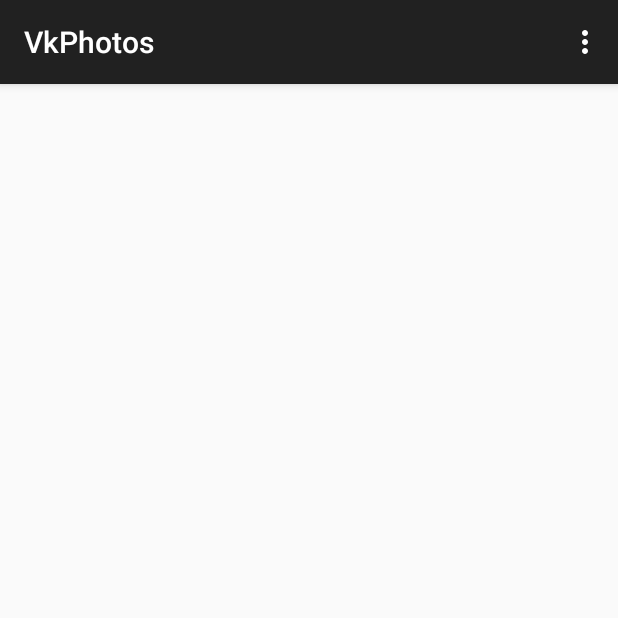
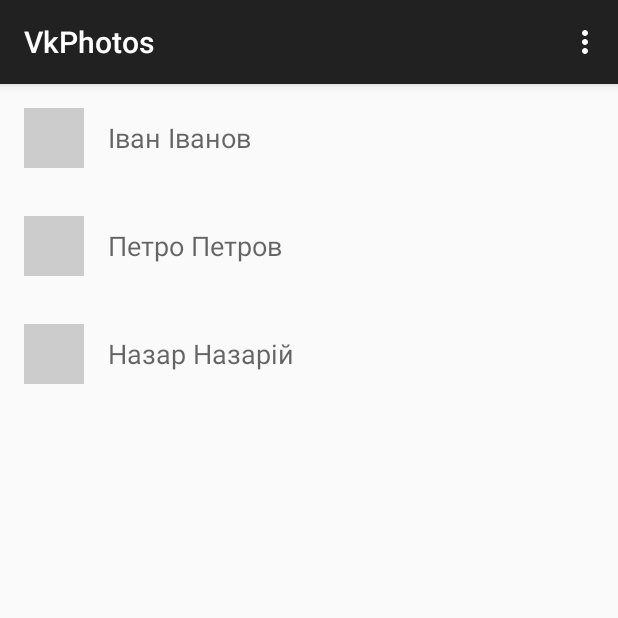
Before and after one commit to cerelice/vk_photos, an Android app: the fragment FriendListFragment placed in its activity, on a phone screen of 412 x 824 dp, the top half of it. Run offline under Robolectric (Android 15) with nearby library versions, the phone set to English and light mode, and no system bars; libraries missing offline, so code that uses them is left out: de.greenrobot.event; 1 statement that could not run was skipped.

Commit message:
Add RecyclerView for friends list

```diff
--- /dev/null
+++ b/VkPhotos/app/src/main/java/com/lesia/android/vkphotos/FriendListAdapter.java
@@ -0,0 +1,50 @@
+package com.lesia.android.vkphotos;
+
+import android.support.v7.widget.RecyclerView;
+import android.view.LayoutInflater;
+import android.view.View;
+import android.view.ViewGroup;
+
+import java.util.ArrayList;
+
+public class FriendListAdapter extends RecyclerView.Adapter<FriendListItemViewHolder>
+{
+    private ArrayList<String> mDataset;
+
+    public FriendListAdapter(ArrayList<String> Dataset) {
+        mDataset = Dataset;
+    }
+
+    public FriendListItemViewHolder onCreateViewHolder(ViewGroup viewGroup, int i) {
+        View v = LayoutInflater.from(viewGroup.getContext())
+                .inflate(R.layout.list_item_friend, viewGroup, false);
+
+        FriendListItemViewHolder vh = new FriendListItemViewHolder(v);
+        return vh;
+    }
+
+    @Override
+    public void onBindViewHolder(FriendListItemViewHolder viewHolder, int i) {
+        viewHolder.mName.setText(mDataset.get(i));
+    }
+
+    @Override
+    public int getItemCount() {
+        return mDataset.size();
+    }
+
+    public ArrayList<String> getDataset() { return mDataset; }
+
+    public void addItem(String n) {
+        mDataset.add(n);
+        notifyItemInserted(mDataset.size()-1);
+    }
+
+    public void removeAll() {
+        int size = mDataset.size();
+        for(int i = 0; i < size; i++) {
+            mDataset.remove(0);
+            notifyItemRemoved(0);
+        }
+    }
+}
--- a/VkPhotos/app/src/main/java/com/lesia/android/vkphotos/FriendListFragment.java
+++ b/VkPhotos/app/src/main/java/com/lesia/android/vkphotos/FriendListFragment.java
@@ -2,10 +2,14 @@ package com.lesia.android.vkphotos;
 
 import android.os.Bundle;
 import android.support.v4.app.Fragment;
+import android.support.v7.widget.LinearLayoutManager;
+import android.support.v7.widget.RecyclerView;
 import android.view.LayoutInflater;
 import android.view.View;
 import android.view.ViewGroup;
 import android.widget.ArrayAdapter;
+
+import java.util.ArrayList;
 
 public class FriendListFragment extends Fragment {
     ArrayAdapter<String> arrayAdapter;
@@ -19,6 +23,18 @@ public class FriendListFragment extends Fragment {
                              Bundle savedInstanceState) {
         // Inflate the layout for this fragment
         View rootView = inflater.inflate(R.layout.fragment_friend_list, container, false);
+
+        ArrayList<String> fakeData = new ArrayList<>();
+        fakeData.add("Іван Іванов");
+        fakeData.add("Петро Петров");
+        fakeData.add("Назар Назарій");
+
+        RecyclerView recyclerView = (RecyclerView) rootView.findViewById(R.id.friendListRecyclerView);
+        RecyclerView.LayoutManager layoutManager = new LinearLayoutManager(getActivity());
+        recyclerView.setLayoutManager(layoutManager);
+        FriendListAdapter adapter = new FriendListAdapter(fakeData);
+        recyclerView.setAdapter(adapter);
+
         return rootView;
     }
 
--- /dev/null
+++ b/VkPhotos/app/src/main/java/com/lesia/android/vkphotos/FriendListItemViewHolder.java
@@ -0,0 +1,22 @@
+package com.lesia.android.vkphotos;
+
+import android.support.v7.widget.RecyclerView;
+import android.view.View;
+import android.widget.ImageView;
+import android.widget.TextView;
+
+/**
+ * Created by lesia on 7/6/15.
+ */
+public class FriendListItemViewHolder extends RecyclerView.ViewHolder
+{
+    public ImageView mPhoto;
+    public TextView mName;
+
+    public FriendListItemViewHolder(View itemView) {
+        super(itemView);
+
+        mPhoto = (ImageView) itemView.findViewById(R.id.photoImageView);
+        mName = (TextView) itemView.findViewById(R.id.nameTextView);
+    }
+}
--- a/VkPhotos/app/src/main/java/com/lesia/android/vkphotos/MainActivity.java
+++ b/VkPhotos/app/src/main/java/com/lesia/android/vkphotos/MainActivity.java
@@ -1,7 +1,6 @@
 package com.lesia.android.vkphotos;
 
 import android.content.Context;
-import android.content.SharedPreferences;
 import android.os.Bundle;
 import android.support.v7.app.ActionBarActivity;
 import android.util.Log;
--- a/VkPhotos/app/src/main/res/layout/fragment_friend_list.xml
+++ b/VkPhotos/app/src/main/res/layout/fragment_friend_list.xml
@@ -4,4 +4,11 @@
     tools:context="com.lesia.android.vkphotos.FriendListFragment"
     android:orientation="vertical">
 
+    <android.support.v7.widget.RecyclerView
+        android:id="@+id/friendListRecyclerView"
+        android:scrollbars="vertical"
+        android:layout_width="match_parent"
+        android:layout_height="match_parent"
+        />
+
 </LinearLayout>
--- /dev/null
+++ b/VkPhotos/app/src/main/res/layout/list_item_friend.xml
@@ -0,0 +1,24 @@
+<?xml version="1.0" encoding="utf-8"?>
+<RelativeLayout xmlns:android="http://schemas.android.com/apk/res/android"
+    android:layout_width="match_parent"
+    android:layout_height="wrap_content">
+
+    <ImageView
+        android:layout_width="40dp"
+        android:layout_height="40dp"
+        android:id="@+id/photoImageView"
+        android:layout_centerVertical="true"
+        android:layout_margin="16dp"
+        android:background="#ccc"
+        android:contentDescription="аватар" />
+
+    <TextView
+        android:layout_width="wrap_content"
+        android:layout_height="wrap_content"
+        android:textAppearance="?android:attr/textAppearanceMedium"
+        android:text="@string/name_and_surname"
+        android:id="@+id/nameTextView"
+        android:layout_centerVertical="true"
+        android:layout_toRightOf="@+id/photoImageView"
+        android:layout_toEndOf="@+id/photoImageView" />
+</RelativeLayout>
--- a/VkPhotos/app/src/main/res/values/strings.xml
+++ b/VkPhotos/app/src/main/res/values/strings.xml
@@ -11,4 +11,5 @@
     <string name="expires_in_def_value">0</string>
     <string name="user_id_key">USER_ID</string>
     <string name="user_id_def_value">0</string>
+    <string name="name_and_surname">Ім’я та прізвище</string>
 </resources>
```
